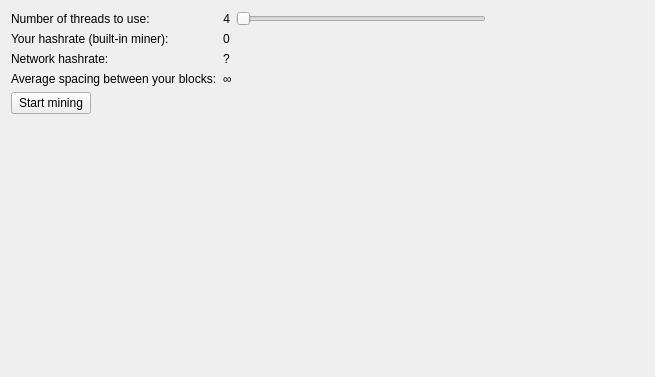
Old version of the form src/qt/forms/miningpage.ui in the repository zillioncoin/zillioncoin.
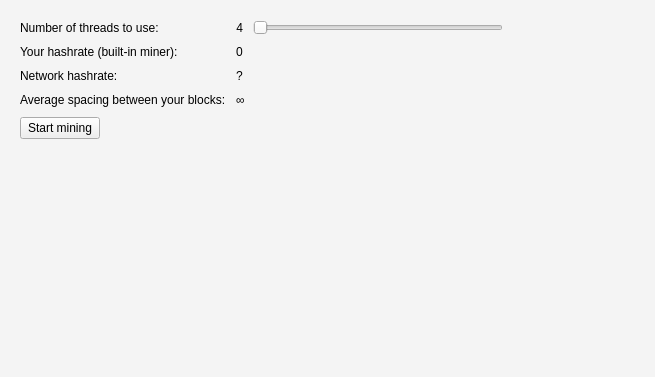
New version of the form.

```diff
--- a/src/qt/forms/miningpage.ui
+++ b/src/qt/forms/miningpage.ui
@@ -14,6 +14,42 @@
    <string>Form</string>
   </property>
   <layout class="QVBoxLayout" name="verticalLayout">
+   <property name="spacing">
+    <number>10</number>
+   </property>
+   <property name="leftMargin">
+    <number>0</number>
+   </property>
+   <property name="topMargin">
+    <number>0</number>
+   </property>
+   <property name="rightMargin">
+    <number>0</number>
+   </property>
+   <property name="bottomMargin">
+    <number>0</number>
+   </property>
+   <item>
+    <widget class="QWidget" name="widget" native="true">
+     <property name="styleSheet">
+      <string notr="true">QWidget#widget{background-color:#4dffffff;border:none;}</string>
+     </property>
+     <layout class="QVBoxLayout" name="verticalLayout_2">
+      <property name="spacing">
+       <number>10</number>
+      </property>
+      <property name="leftMargin">
+       <number>20</number>
+      </property>
+      <property name="topMargin">
+       <number>20</number>
+      </property>
+      <property name="rightMargin">
+       <number>20</number>
+      </property>
+      <property name="bottomMargin">
+       <number>20</number>
+      </property>
    <item>
     <layout class="QHBoxLayout" name="horizontalLayout">
      <item>
@@ -150,10 +186,13 @@
      <property name="sizeHint" stdset="0">
       <size>
        <width>20</width>
-       <height>40</height>
+          <height>187</height>
       </size>
      </property>
     </spacer>
+      </item>
+     </layout>
+    </widget>
    </item>
   </layout>
  </widget>
```
Lines whose indentation alone changed are shown as unchanged.
